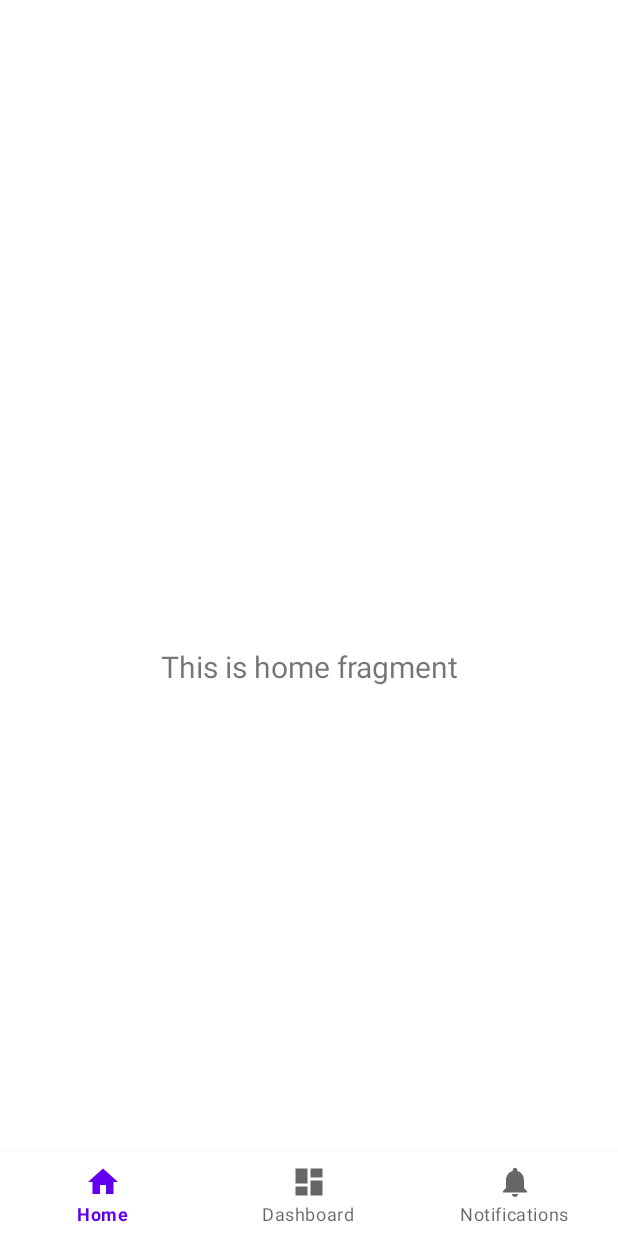
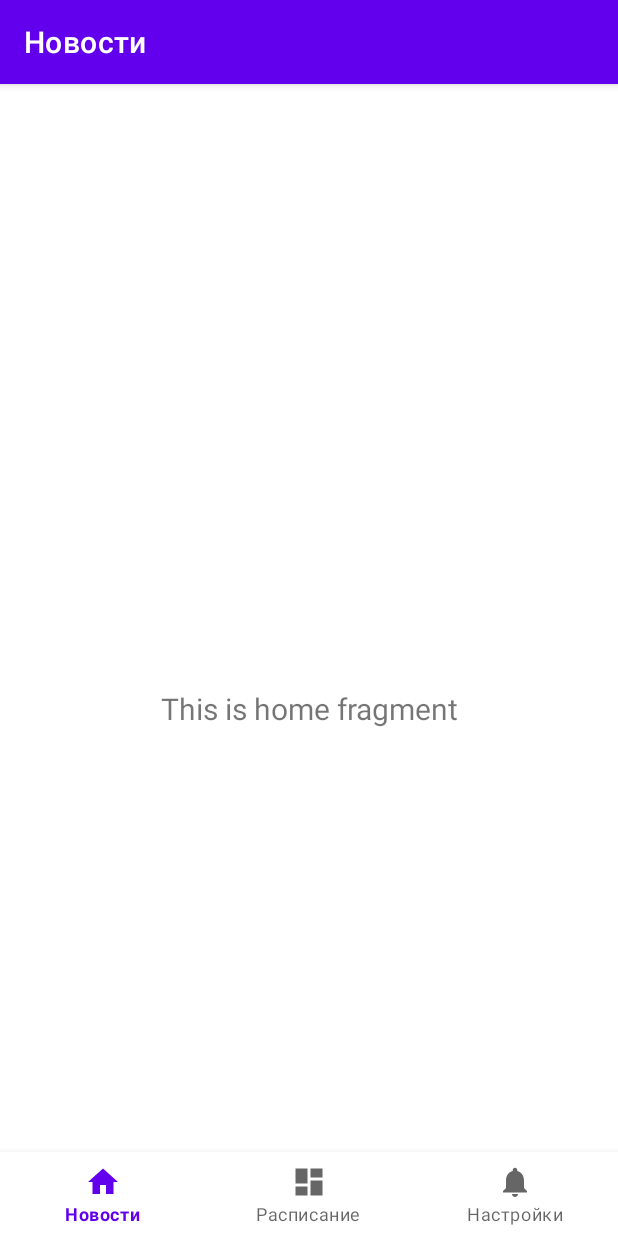
Before and after one commit to MrSmIlEyar/software_for_the_lyceum9_java, an Android app: the main2 screen opened directly, with no data from a screen before it, on a phone screen of 412 x 824 dp. Run offline under Robolectric (Android 15) with nearby library versions, the phone set to English and light mode, and no system bars; our stand-ins replace navigation-ui.

Commit message:
second activity complete

```diff
--- a/app/src/main/java/com/example/mylyceum/MainActivity.java
+++ b/app/src/main/java/com/example/mylyceum/MainActivity.java
@@ -52,7 +52,7 @@ public class MainActivity extends AppCompatActivity {
             @Override
             public void onClick(View view) {
                 Intent intent = new Intent(MainActivity.this, main2.class);
-                setIntent(intent);
+                startActivity(intent);
             }
         });
 
--- a/app/src/main/res/menu/bottom_nav_menu.xml
+++ b/app/src/main/res/menu/bottom_nav_menu.xml
@@ -4,16 +4,16 @@
     <item
         android:id="@+id/navigation_home"
         android:icon="@drawable/ic_home_black_24dp"
-        android:title="@string/title_home" />
+        android:title="@string/title_news" />
 
     <item
         android:id="@+id/navigation_dashboard"
         android:icon="@drawable/ic_dashboard_black_24dp"
-        android:title="@string/title_dashboard" />
+        android:title="@string/title_timetable" />
 
     <item
         android:id="@+id/navigation_notifications"
         android:icon="@drawable/ic_notifications_black_24dp"
-        android:title="@string/title_notifications" />
+        android:title="@string/title_settings" />
 
 </menu>
--- a/app/src/main/res/navigation/mobile_navigation.xml
+++ b/app/src/main/res/navigation/mobile_navigation.xml
@@ -8,18 +8,18 @@
     <fragment
         android:id="@+id/navigation_home"
         android:name="com.example.mylyceum.ui.home.HomeFragment"
-        android:label="@string/title_home"
+        android:label="@string/title_news"
         tools:layout="@layout/fragment_home" />
 
     <fragment
         android:id="@+id/navigation_dashboard"
         android:name="com.example.mylyceum.ui.dashboard.DashboardFragment"
-        android:label="@string/title_dashboard"
+        android:label="@string/title_timetable"
         tools:layout="@layout/fragment_dashboard" />
 
     <fragment
         android:id="@+id/navigation_notifications"
         android:name="com.example.mylyceum.ui.notifications.NotificationsFragment"
-        android:label="@string/title_notifications"
+        android:label="@string/title_settings"
         tools:layout="@layout/fragment_notifications" />
 </navigation>
--- a/app/src/main/res/values/strings.xml
+++ b/app/src/main/res/values/strings.xml
@@ -1,7 +1,7 @@
 <resources>
     <string name="app_name">MyLyceum</string>
     <string name="title_activity_main2">main2</string>
-    <string name="title_home">Home</string>
-    <string name="title_dashboard">Dashboard</string>
-    <string name="title_notifications">Notifications</string>
+    <string name="title_news">Новости</string>
+    <string name="title_timetable">Расписание</string>
+    <string name="title_settings">Настройки</string>
 </resources>
--- a/app/src/main/res/values/themes.xml
+++ b/app/src/main/res/values/themes.xml
@@ -1,6 +1,6 @@
 <resources xmlns:tools="http://schemas.android.com/tools">
     <!-- Base application theme. -->
-    <style name="Theme.MyLyceum" parent="Theme.MaterialComponents.DayNight.NoActionBar">
+    <style name="Theme.MyLyceum" parent="Theme.MaterialComponents.DayNight.DarkActionBar">
         <!-- Primary brand color. -->
         <item name="colorPrimary">@color/purple_500</item>
         <item name="colorPrimaryVariant">@color/purple_700</item>
```
